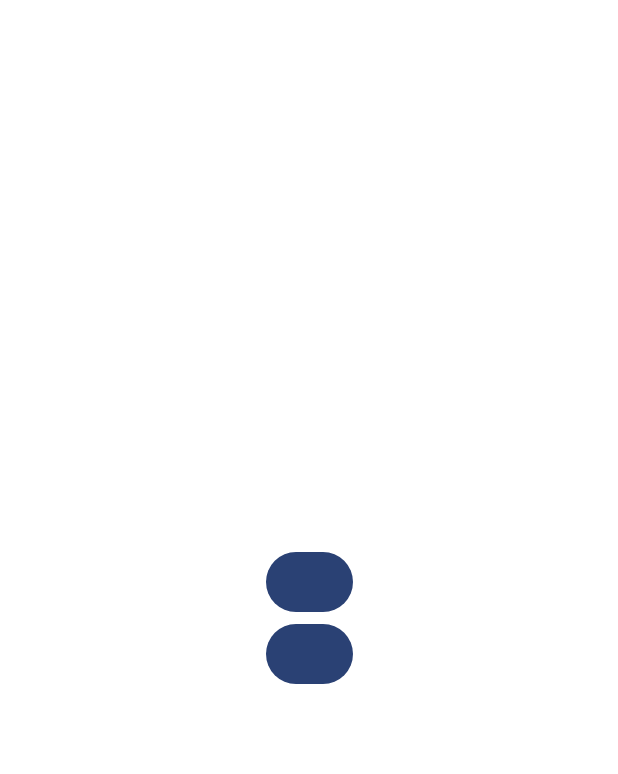
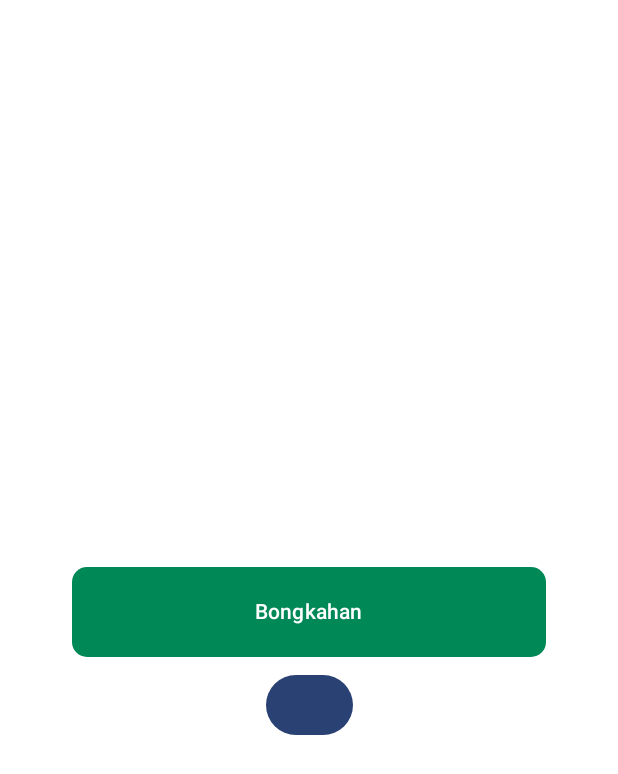
Before and after one commit to CH2-PS324/palomade_compose, an Android app built with Jetpack Compose: the @Preview function CameraScreenPreview, on a phone screen of 412 x 824 dp. Shown: the top 774 px of the screen. Run offline under Robolectric (Android 15) with nearby library versions, the phone set to English and light mode, and no system bars.

Commit message:
camera screen setengah jadi

```diff
--- a/app/src/main/java/com/example/palomadeapps/ui/screen/camera/CameraScreen.kt
+++ b/app/src/main/java/com/example/palomadeapps/ui/screen/camera/CameraScreen.kt
@@ -3,13 +3,27 @@
 import androidx.compose.foundation.layout.Arrangement
 import androidx.compose.foundation.layout.Box
 import androidx.compose.foundation.layout.Column
+import androidx.compose.foundation.layout.Row
 import androidx.compose.foundation.layout.fillMaxHeight
 import androidx.compose.foundation.layout.fillMaxWidth
+import androidx.compose.foundation.layout.height
+import androidx.compose.foundation.layout.padding
+import androidx.compose.foundation.layout.width
+import androidx.compose.foundation.shape.RoundedCornerShape
 import androidx.compose.material3.Button
+import androidx.compose.material3.ButtonDefaults
+import androidx.compose.material3.Icon
+import androidx.compose.material3.Text
 import androidx.compose.runtime.Composable
+import androidx.compose.runtime.mutableStateOf
+import androidx.compose.runtime.remember
 import androidx.compose.ui.Alignment
 import androidx.compose.ui.Modifier
+import androidx.compose.ui.graphics.Color
+import androidx.compose.ui.res.painterResource
 import androidx.compose.ui.tooling.preview.Preview
+import androidx.compose.ui.unit.dp
+import com.example.palomadeapps.R
 import com.example.palomadeapps.ui.screen.auth.register.RegisterScreen
 import com.example.palomadeapps.ui.theme.PalomadeAppsTheme
 
@@ -27,8 +41,35 @@
             verticalArrangement = Arrangement.Center,
             horizontalAlignment = Alignment.CenterHorizontally,
         ){
-            Button(onClick = { /*TODO*/ }) {
+            Row (
+                modifier = Modifier
+                    .fillMaxWidth(1f)
+                    .padding(top = 40.dp),
+                horizontalArrangement = Arrangement.spacedBy(8.dp, Alignment.Start),
+                verticalAlignment = Alignment.CenterVertically,
 
+                ){
+                val buttonColor = remember {
+                    mutableStateOf(Color.Blue)
+                }
+                Button(
+                    modifier = Modifier
+                        .fillMaxWidth(1f)
+                        .padding(start = 40.dp, end = 40.dp)
+                        .width(320.dp)
+                        .height(76.dp)
+                        .padding(start = 8.dp, top = 8.dp, end = 8.dp, bottom = 8.dp),
+                    onClick = { buttonColor.value = Color.Gray },
+                    shape = RoundedCornerShape(10.dp),
+                    colors = ButtonDefaults.buttonColors(
+                        containerColor = Color(0xff008857)
+                    )
+                ) {
+                    Text(
+                        text = "Bongkahan",
+                        modifier
+                    )
+                }
             }
             Button(onClick = { /*TODO*/ }) {
 
```
